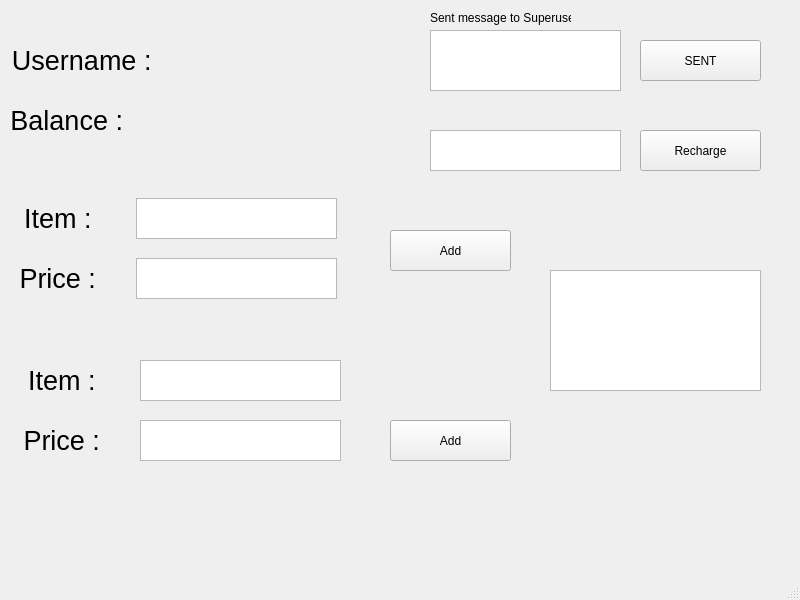
The window that person.ui (xzou000/OSproject) describes before a commit, drawn with Qt 5.
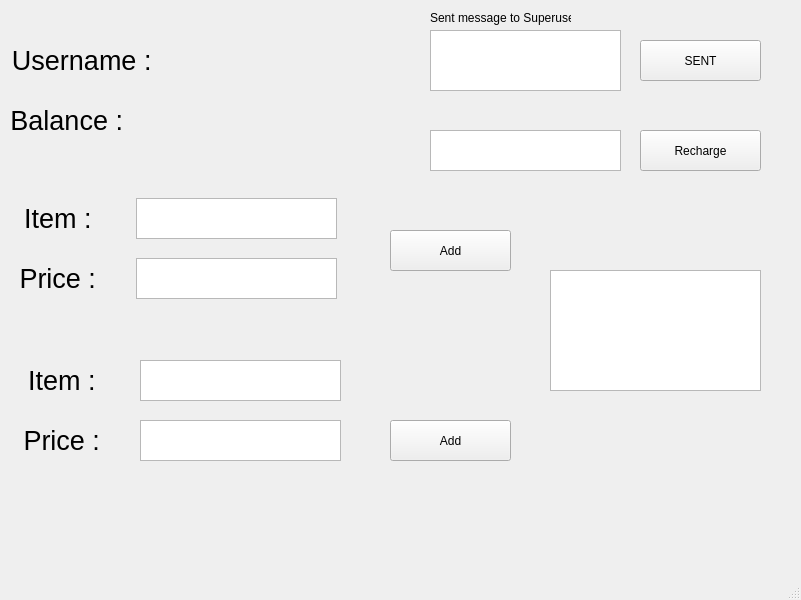
The same window after the commit.

Diff of the .ui file:
```diff
--- a/person.ui
+++ b/person.ui
@@ -6,7 +6,7 @@
    <rect>
     <x>0</x>
     <y>0</y>
-    <width>800</width>
+    <width>801</width>
     <height>600</height>
    </rect>
   </property>
```
Left out of the diff: 4 changed lines with no effect on the pictures.
